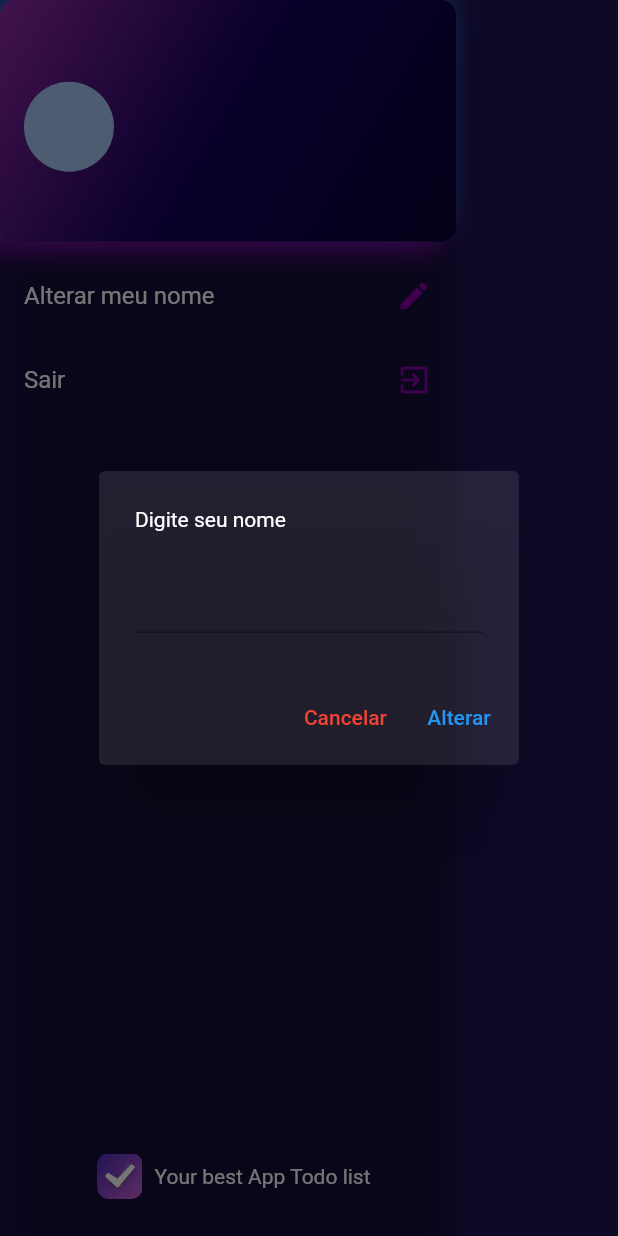
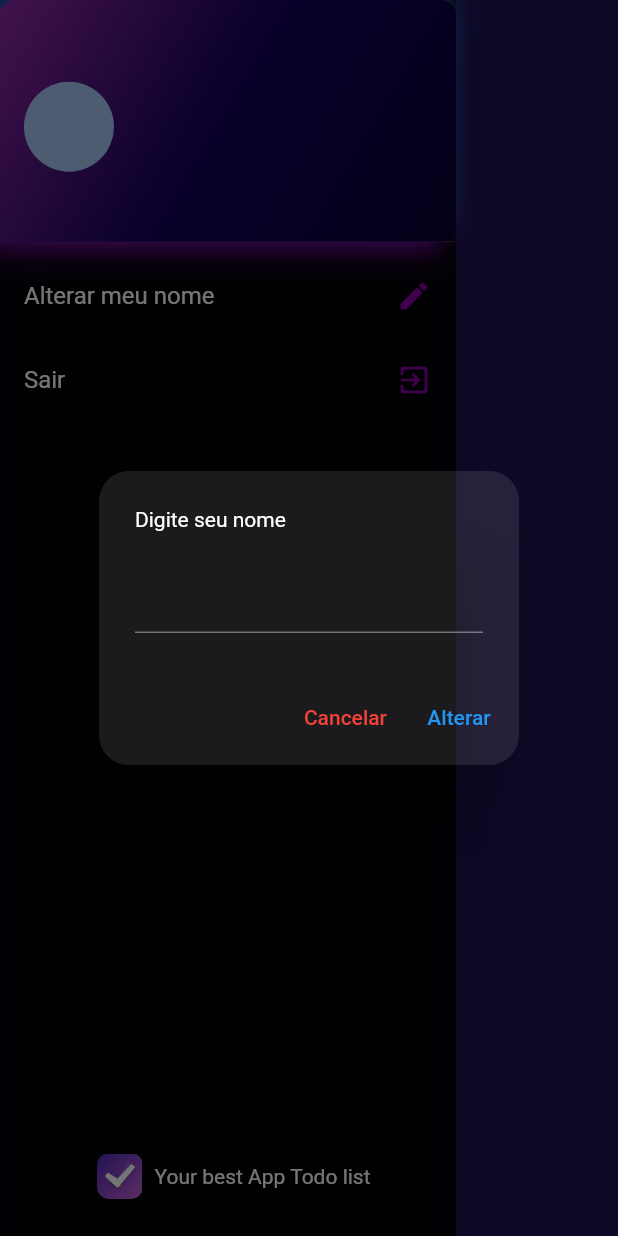
Before and after one commit to GustaAndrad/toDo_app_with_Flutter, a Flutter app: the HomeDrawer widget shown alone on an empty page, opened directly, after a tap on "Alterar meu nome", on a phone screen of 412 x 824 dp. Run offline on Flutter 3.47's test engine with Material 2 defaults, Android fonts, the phone set to English and light mode, and no system bars; our stand-ins replace date_picker_timeline, device_preview, firebase_auth, firebase_core, flutter_signin_button, google_fonts and 3 more; missing offline and left inert: flutter_overlay_loader, validatorless; accounts and stored records are empty; network calls fail; Roboto replaces fonts that are missing (Mandali).

Commit message:
ajustes de thema

```diff
--- a/lib/app/core/ui/todo_list_ui_config.dart
+++ b/lib/app/core/ui/todo_list_ui_config.dart
@@ -5,10 +5,11 @@ class TodoListUiConfig {
   TodoListUiConfig._();
 
   static ThemeData get theme => ThemeData(
+        brightness: Brightness.dark,
         textTheme: GoogleFonts.mandaliTextTheme(),
         scaffoldBackgroundColor: const Color(0xff1E1456),
         primaryColor: Color.fromARGB(255, 8, 0, 56),
-        primaryColorLight: Color.fromARGB(255, 27, 0, 61),
+        primaryColorLight: Color.fromARGB(255, 143, 55, 165),
         primaryColorDark: const Color(0xffABC8F7),
         elevatedButtonTheme: ElevatedButtonThemeData(
           style: ElevatedButton.styleFrom(
--- a/lib/app/modules/auth/register/register_page.dart
+++ b/lib/app/modules/auth/register/register_page.dart
@@ -52,7 +52,7 @@ class _RegisterPageState extends State<RegisterPage> {
     return Scaffold(
       appBar: AppBar(
         automaticallyImplyLeading: false,
-        backgroundColor: Colors.transparent,
+        backgroundColor: Colors.black12,
         title: Column(
           crossAxisAlignment: CrossAxisAlignment.start,
           children: [
@@ -164,7 +164,9 @@ class _RegisterPageState extends State<RegisterPage> {
                             child: Text(
                               'Cadastrar',
                               style: TextStyle(
-                                  fontWeight: FontWeight.bold, fontSize: 15),
+                                fontWeight: FontWeight.bold,
+                                fontSize: 15,
+                              ),
                             ),
                           ),
                           style: ElevatedButton.styleFrom(
--- a/lib/app/modules/home/widgets/card_filter.dart
+++ b/lib/app/modules/home/widgets/card_filter.dart
@@ -19,7 +19,7 @@ class _CardFilterState extends State<CardFilter> {
       margin: EdgeInsets.only(right: 10),
       padding: EdgeInsets.all(20),
       decoration: BoxDecoration(
-        color: Colors.black26,
+        color: Colors.black12,
         border: Border.all(
           width: 1,
           color: Colors.purple.withOpacity(.5),
--- a/lib/app/modules/home/widgets/home_drawer.dart
+++ b/lib/app/modules/home/widgets/home_drawer.dart
@@ -14,7 +14,7 @@ class HomeDrawer extends StatelessWidget {
   @override
   Widget build(BuildContext context) {
     return Drawer(
-      backgroundColor: Colors.black12,
+      backgroundColor: Colors.black87,
       child: ListView(
         children: [
           DrawerHeader(
@@ -79,6 +79,9 @@ class HomeDrawer extends StatelessWidget {
                 builder: (_) {
                   return AlertDialog(
                     backgroundColor: Colors.white10,
+                    shape: RoundedRectangleBorder(
+                      borderRadius: BorderRadius.circular(20),
+                    ),
                     title: Text('Digite seu nome'),
                     titleTextStyle: TextStyle(color: Colors.white),
                     content: TextField(
--- a/lib/app/modules/home/widgets/home_tasks.dart
+++ b/lib/app/modules/home/widgets/home_tasks.dart
@@ -9,6 +9,8 @@ class HomeTasks extends StatelessWidget {
   Widget build(BuildContext context) {
     return Expanded(
       child: SingleChildScrollView(
+        child: Container(
+          margin: EdgeInsets.only(right: 15),
           child: Column(
             crossAxisAlignment: CrossAxisAlignment.start,
             children: [
@@ -37,6 +39,7 @@ class HomeTasks extends StatelessWidget {
             ],
           ),
         ),
+      ),
     );
   }
 }
```
Also changed, not shown: lib/app/modules/home/home_page.dart (+18 -4 lines), lib/app/modules/home/widgets/task.dart (+11 -1 lines). Lines whose indentation alone changed are shown as unchanged.
